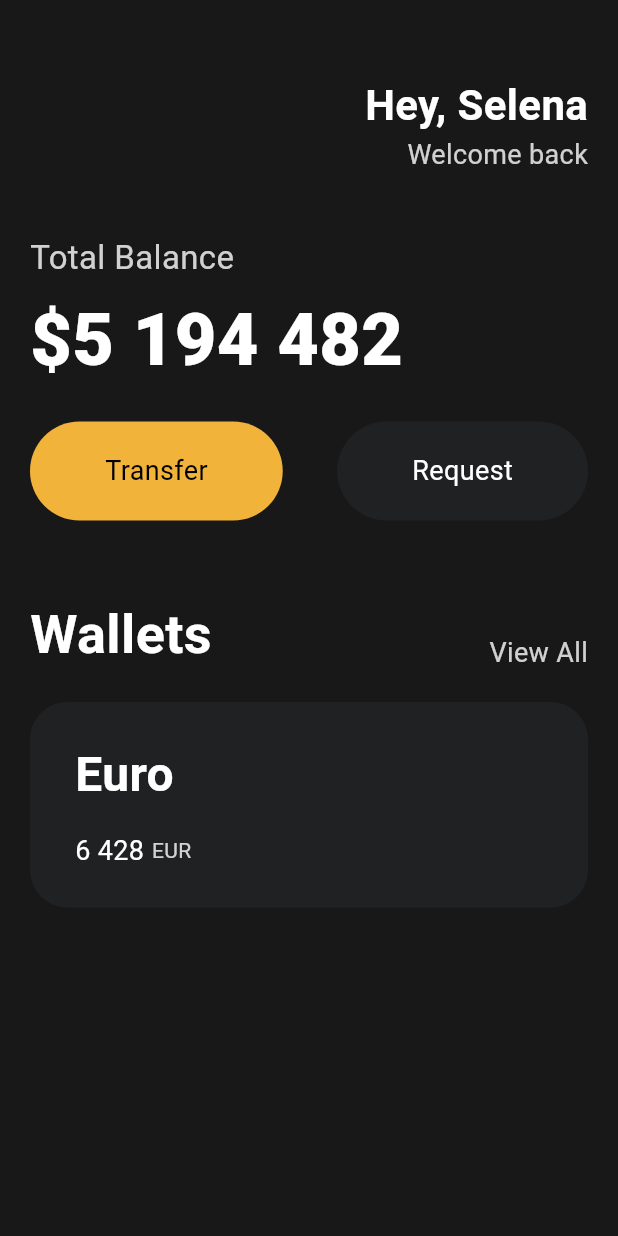
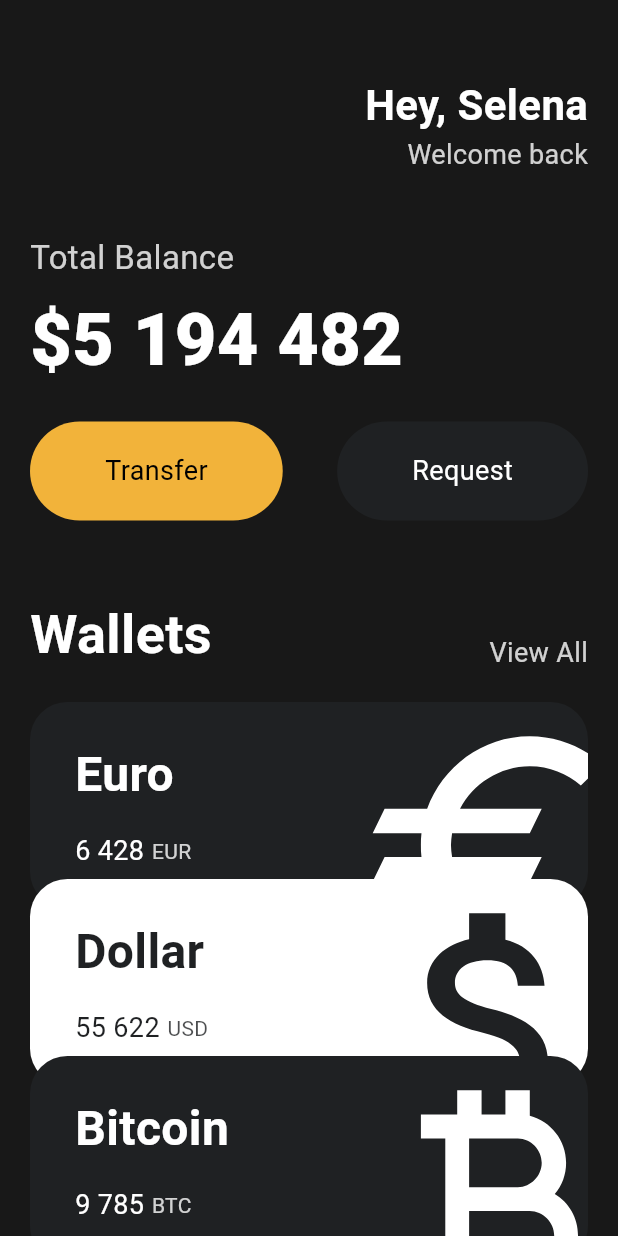
Before and after one commit to jnjosjk0965/LearnFlutter, a Flutter app: the screen it shows after launch, on a phone screen of 412 x 824 dp. Run offline on Flutter 3.47's test engine with Material 3 defaults, Android fonts, the phone set to English and light mode, and no system bars.

Commit message:
stateless widget UI

```diff
--- a/lib/main.dart
+++ b/lib/main.dart
@@ -1,5 +1,6 @@
 import 'package:flutter/material.dart';
 import 'package:toonflix/widgets/button.dart';
+import 'package:toonflix/widgets/currency_cart.dart';
 
 void main() {
   runApp(const App()); // import 된 함수
@@ -118,57 +119,29 @@ class App extends StatelessWidget {
                 const SizedBox(
                   height: 20,
                 ),
-                Container(
-                  decoration: BoxDecoration(
-                    color: const Color(0xFF1F2123),
-                    borderRadius: BorderRadius.circular(25),
-                  ),
-                  child: Padding(
-                    padding: const EdgeInsets.symmetric(
-                      vertical: 25,
-                      horizontal: 30,
-                    ),
-                    child: Row(
-                      children: [
-                        Column(
-                          crossAxisAlignment: CrossAxisAlignment.start,
-                          children: [
-                            const Text(
-                              "Euro",
-                              style: TextStyle(
-                                color: Colors.white,
-                                fontSize: 32,
-                                fontWeight: FontWeight.w600,
-                              ),
-                            ),
-                            const SizedBox(
-                              height: 15,
-                            ),
-                            Row(
-                              children: [
-                                const Text(
-                                  "6 428",
-                                  style: TextStyle(
-                                    color: Colors.white,
-                                    fontSize: 18,
-                                  ),
-                                ),
-                                const SizedBox(
-                                  width: 5,
-                                ),
-                                Text(
-                                  "EUR",
-                                  style: TextStyle(
-                                    color: Colors.white.withOpacity(0.8),
-                                  ),
-                                )
-                              ],
-                            ),
-                          ],
-                        ),
-                      ],
-                    ),
-                  ),
+                const CurrencyCard(
+                  name: "Euro",
+                  code: "EUR",
+                  amount: "6 428",
+                  icon: Icons.euro_sharp,
+                  isInverted: false,
+                  order: 1,
+                ),
+                const CurrencyCard(
+                  name: "Dollar",
+                  code: "USD",
+                  amount: "55 622",
+                  icon: Icons.attach_money_outlined,
+                  isInverted: true,
+                  order: 2,
+                ),
+                const CurrencyCard(
+                  name: "Bitcoin",
+                  code: "BTC",
+                  amount: "9 785",
+                  icon: Icons.currency_bitcoin,
+                  isInverted: false,
+                  order: 3,
                 ),
               ],
             ),
--- /dev/null
+++ b/lib/widgets/currency_cart.dart
@@ -0,0 +1,94 @@
+import 'package:flutter/material.dart';
+
+class CurrencyCard extends StatelessWidget {
+  final String name, code, amount;
+  final IconData icon;
+  final bool isInverted;
+  final int order;
+
+  final Color _blackColor = const Color(0xFF1F2123);
+
+  const CurrencyCard({
+    super.key,
+    required this.name,
+    required this.code,
+    required this.amount,
+    required this.icon,
+    required this.isInverted,
+    required this.order,
+  });
+
+  @override
+  Widget build(BuildContext context) {
+    return Transform.translate(
+      offset: Offset(0, -20 * (order - 1)),
+      child: Container(
+        clipBehavior: Clip.hardEdge,
+        decoration: BoxDecoration(
+          color: isInverted ? Colors.white : _blackColor,
+          borderRadius: BorderRadius.circular(25),
+        ),
+        child: Padding(
+          padding: const EdgeInsets.symmetric(
+            vertical: 25,
+            horizontal: 30,
+          ),
+          child: Row(
+            mainAxisAlignment: MainAxisAlignment.spaceBetween,
+            children: [
+              Column(
+                crossAxisAlignment: CrossAxisAlignment.start,
+                children: [
+                  Text(
+                    name,
+                    style: TextStyle(
+                      color: isInverted ? _blackColor : Colors.white,
+                      fontSize: 32,
+                      fontWeight: FontWeight.w600,
+                    ),
+                  ),
+                  const SizedBox(
+                    height: 15,
+                  ),
+                  Row(
+                    children: [
+                      Text(
+                        amount,
+                        style: TextStyle(
+                          color: isInverted ? _blackColor : Colors.white,
+                          fontSize: 18,
+                        ),
+                      ),
+                      const SizedBox(
+                        width: 5,
+                      ),
+                      Text(
+                        code,
+                        style: TextStyle(
+                          color: isInverted
+                              ? _blackColor.withOpacity(0.8)
+                              : Colors.white.withOpacity(0.8),
+                        ),
+                      )
+                    ],
+                  ),
+                ],
+              ),
+              Transform.scale(
+                scale: 2.2,
+                child: Transform.translate(
+                  offset: const Offset(5, 12),
+                  child: Icon(
+                    icon,
+                    color: isInverted ? _blackColor : Colors.white,
+                    size: 88,
+                  ),
+                ),
+              ),
+            ],
+          ),
+        ),
+      ),
+    );
+  }
+}
```
Also changed, not shown: 1 other file.
